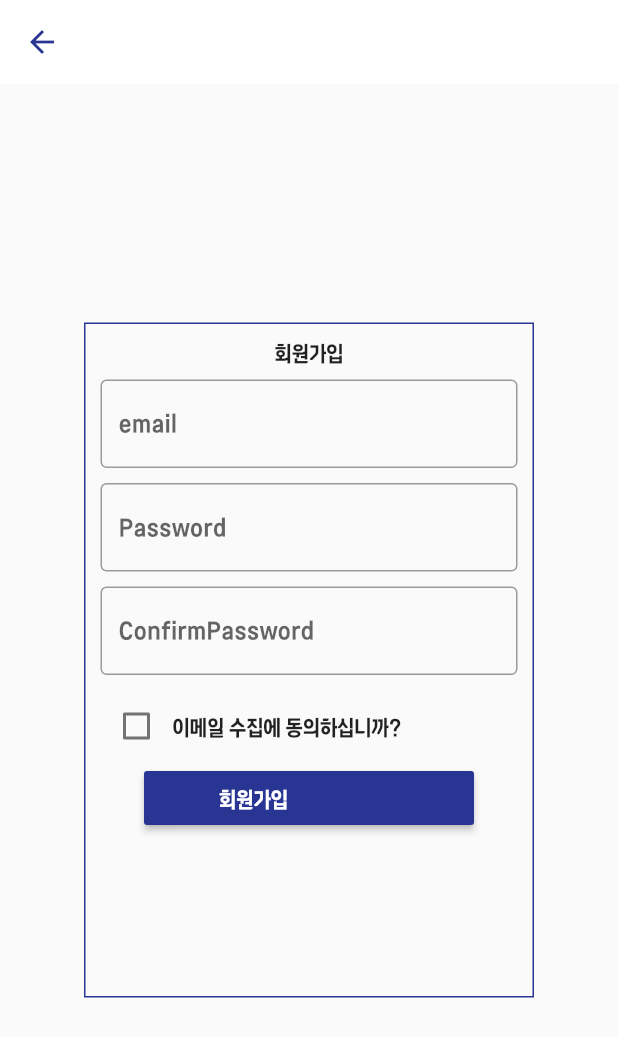
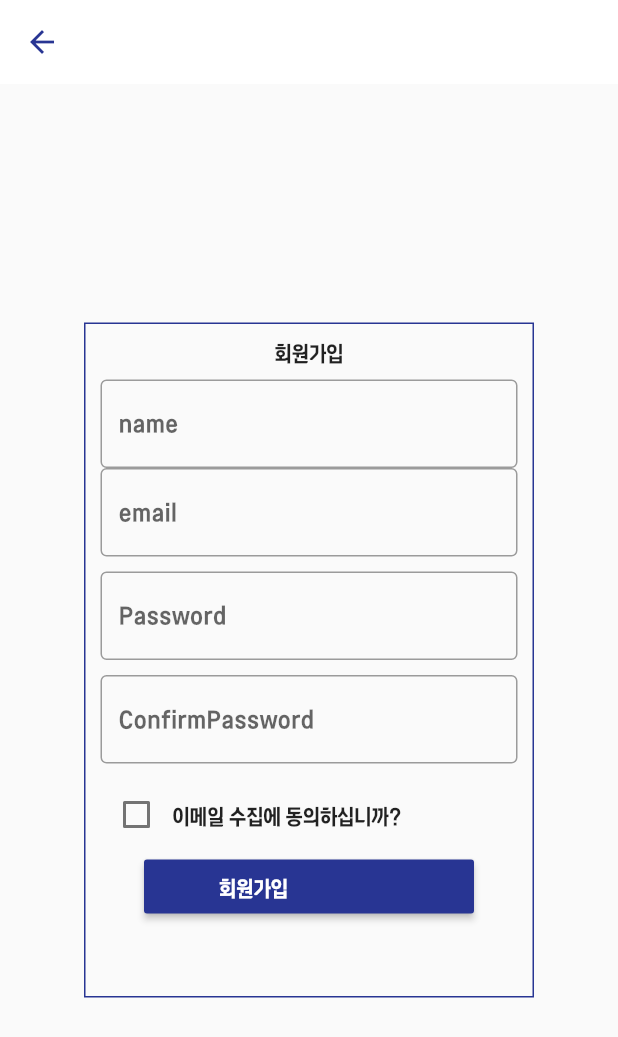
Before and after one commit to Chaehyunee/Teaming, a Flutter app: the SignUpPage screen opened by its route, after a tap on "회원가입", on a phone screen of 412 x 824 dp. Shown: the top 1037 px of the screen. Run offline on Flutter 3.47's test engine with Material 2 defaults, Android fonts, the light colour scheme and no system bars; our stand-ins replace cloud_firestore, date_format, firebase_auth, firebase_core, flutter_signin_button, geolocator and 5 more; accounts and stored records are empty; network calls fail.

Commit message:
2021.05.28 댓글 제외 모두 완료

```diff
--- a/lib/screens/SignUp.dart
+++ b/lib/screens/SignUp.dart
@@ -14,14 +14,17 @@ class _SignUpPageState extends State<SignUpPage> {
   FirebaseAuth auth = FirebaseAuth.instance;
 
   final _formKey = GlobalKey<FormState>();
+  final TextEditingController nameController = TextEditingController();
   final TextEditingController emailController = TextEditingController();
   final TextEditingController passwordController = TextEditingController();
   final TextEditingController idController = TextEditingController();
   final TextEditingController confirmController = TextEditingController();
   final _auth = FirebaseAuth.instance;
   final _scaffoldKey = GlobalKey<ScaffoldState>();
+
   var _isChecked = false;
 
+  String name = "";
   String email = "";
   String password = "";
   String confirm = "";
@@ -29,8 +32,8 @@ class _SignUpPageState extends State<SignUpPage> {
   @override
   Widget build(BuildContext context) {
     return Scaffold(
-      key: _scaffoldKey,
-        resizeToAvoidBottomInset : false,
+        key: _scaffoldKey,
+        resizeToAvoidBottomInset: false,
         appBar: AppBar(
           backgroundColor: Colors.white,
           elevation: 0,
@@ -49,6 +52,17 @@ class _SignUpPageState extends State<SignUpPage> {
                   Text("회원가입"),
                   SizedBox(
                     height: 10,
+                  ),
+                  TextFormField(
+                    decoration: InputDecoration(
+                      labelText: 'name',
+                      hintText: 'user name',
+                      border: OutlineInputBorder(),
+                    ),
+                    controller: nameController,
+                    onChanged: (text) {
+                      name = text;
+                    },
                   ),
                   TextFormField(
                     decoration: InputDecoration(
@@ -95,7 +109,6 @@ class _SignUpPageState extends State<SignUpPage> {
                   SizedBox(
                     height: 10,
                   ),
-
                   Container(
                     child: Row(
                       children: [
@@ -122,13 +135,14 @@ class _SignUpPageState extends State<SignUpPage> {
                         return;
                       }
                       try {
-                        final r = await FirebaseAuth.instance.createUserWithEmailAndPassword(
-                            email: emailController.text,
-                            password: passwordController.text
-                        );
-                      } catch(e) {
-
-                      }
+                        final r = await FirebaseAuth.instance
+                            .createUserWithEmailAndPassword(
+                                email: emailController.text,
+                                password: passwordController.text);
+                        User user = r.user!;
+                        await user.updateProfile(
+                            displayName: nameController.text);
+                      } catch (e) {}
                       /*try {
                         UserCredential userCredential = await FirebaseAuth.instance.createUserWithEmailAndPassword(
                             email: email,
--- a/lib/screens/createArticle.dart
+++ b/lib/screens/createArticle.dart
@@ -1,5 +1,6 @@
 import 'package:flutter/material.dart';
 import 'package:cloud_firestore/cloud_firestore.dart';
+import 'loginPage.dart';
 
 class CreateArticle extends StatefulWidget {
   @override
@@ -70,7 +71,8 @@ class _CreateArticleState extends State<CreateArticle> {
                     onPressed: () {
                       if (_newTitleCon.text.isNotEmpty &&
                           _newContentCon.text.isNotEmpty) {
-                        createDoc(_newTitleCon.text, _newContentCon.text);
+                        createDoc(_newTitleCon.text, _newContentCon.text,
+                            UserData.userName);
                       }
                       _newTitleCon.clear();
                       _newContentCon.clear();
@@ -84,9 +86,9 @@ class _CreateArticleState extends State<CreateArticle> {
     );
   }
 
-  void createDoc(String title, String content) {
+  void createDoc(String title, String content, String name) {
     FirebaseFirestore.instance.collection(colName).add({
-      fdAuthor: "testAccount",
+      fdAuthor: name,
       fdTitle: title,
       fdContent: content,
       fdCreate: Timestamp.now(),
```
Also changed, not shown: lib/screens/MainPage.dart (+12 -5 lines), lib/screens/loginPage.dart (+14 -0 lines).
